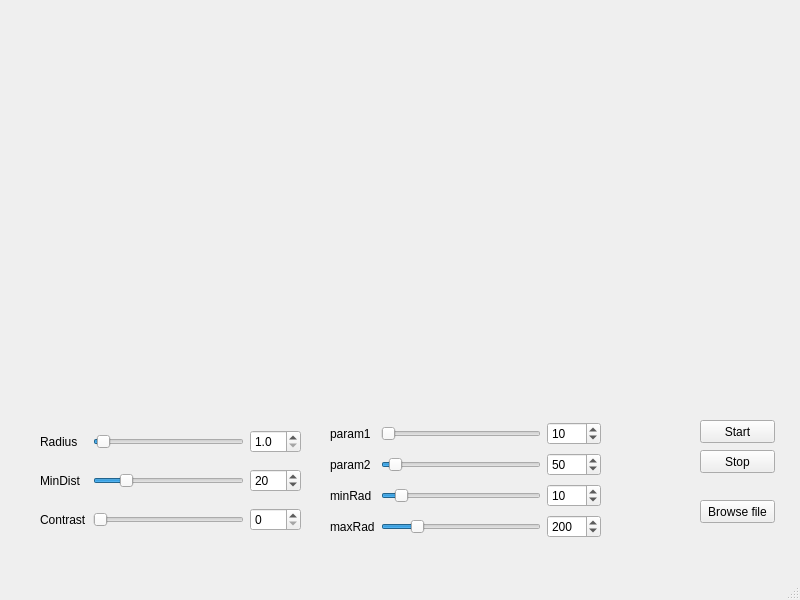
Qt form houghCircles.ui (TommyHolmberg/HoughCirclesGui) before a commit.
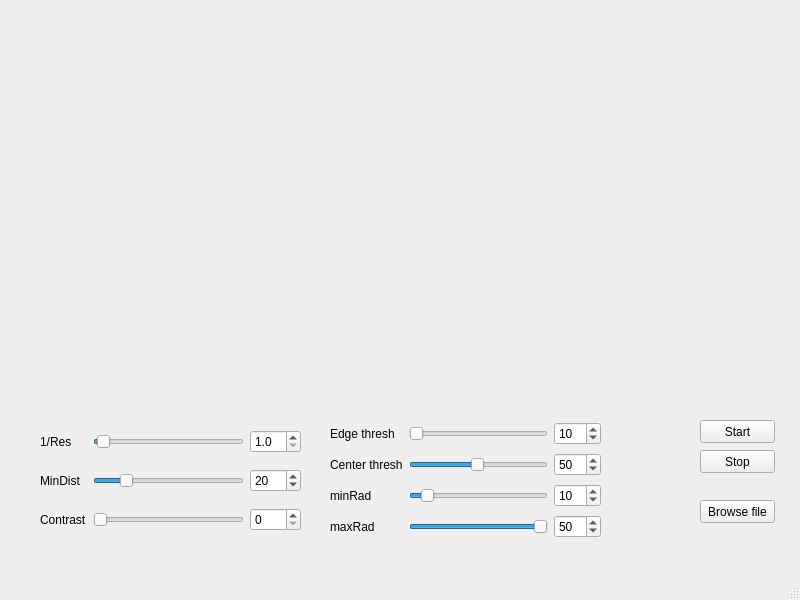
The same form after that commit.

Commit message: Hough circle params now percentage of image

Patch:
```diff
--- a/houghCircles.ui
+++ b/houghCircles.ui
@@ -102,7 +102,7 @@
      <item row="0" column="0">
       <widget class="QLabel" name="label">
        <property name="text">
-        <string>Radius</string>
+        <string>1/Res</string>
        </property>
       </widget>
      </item>
@@ -186,7 +186,7 @@
      <item row="0" column="0">
       <widget class="QLabel" name="label_5">
        <property name="text">
-        <string>param1</string>
+        <string>Edge thresh</string>
        </property>
       </widget>
      </item>
@@ -208,6 +208,9 @@
        <property name="minimum">
         <number>1</number>
        </property>
+       <property name="maximum">
+        <number>100</number>
+       </property>
        <property name="value">
         <number>10</number>
        </property>
@@ -216,7 +219,7 @@
      <item row="1" column="0">
       <widget class="QLabel" name="label_4">
        <property name="text">
-        <string>param2</string>
+        <string>Center thresh</string>
        </property>
       </widget>
      </item>
@@ -226,7 +229,7 @@
         <number>1</number>
        </property>
        <property name="maximum">
-        <number>1000</number>
+        <number>100</number>
        </property>
        <property name="value">
         <number>50</number>
@@ -242,7 +245,7 @@
         <number>1</number>
        </property>
        <property name="maximum">
-        <number>1000</number>
+        <number>100</number>
        </property>
        <property name="value">
         <number>50</number>
@@ -261,6 +264,9 @@
        <property name="minimum">
         <number>1</number>
        </property>
+       <property name="maximum">
+        <number>100</number>
+       </property>
        <property name="value">
         <number>10</number>
        </property>
@@ -274,6 +280,9 @@
        <property name="minimum">
         <number>1</number>
        </property>
+       <property name="maximum">
+        <number>100</number>
+       </property>
        <property name="value">
         <number>10</number>
        </property>
@@ -292,10 +301,10 @@
         <number>1</number>
        </property>
        <property name="maximum">
-        <number>1000</number>
+        <number>100</number>
        </property>
        <property name="value">
-        <number>200</number>
+        <number>100</number>
        </property>
        <property name="orientation">
         <enum>Qt::Horizontal</enum>
@@ -308,10 +317,10 @@
         <number>1</number>
        </property>
        <property name="maximum">
-        <number>1000</number>
+        <number>100</number>
        </property>
        <property name="value">
-        <number>200</number>
+        <number>50</number>
        </property>
       </widget>
      </item>
```
Left out of the diff: 6 changed lines with no effect on the pictures. The commit also changes 3 other files.
